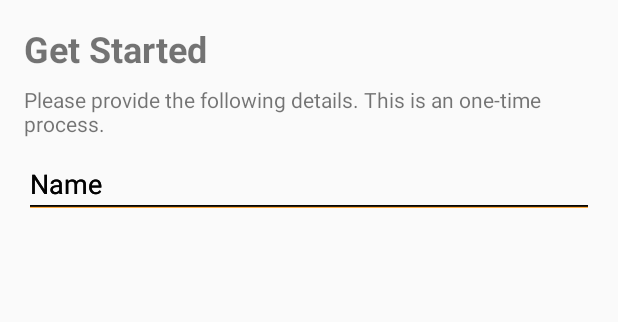
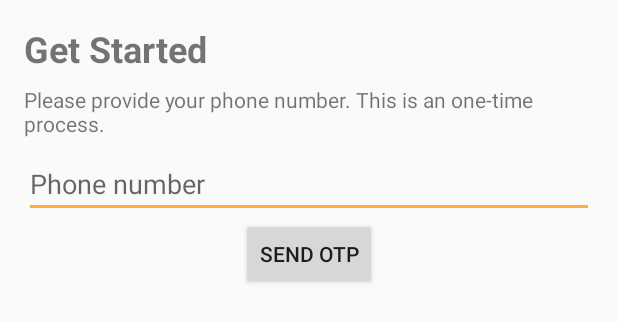
Before and after one commit to roh-7/KJ-Hack-App, an Android app: the layout activity_login.xml on its own in the app's theme, with its tools: preview values and no code run, on a phone screen of 412 x 824 dp. Shown: the top 322 px of the screen. Run offline under Robolectric (Android 15) with nearby library versions, the phone set to English and light mode, and no system bars.

Commit message:
phone auth done

```diff
--- a/app/src/main/java/com/example/voiceofmumbai/utils/Constants.java
+++ b/app/src/main/java/com/example/voiceofmumbai/utils/Constants.java
@@ -3,5 +3,6 @@ package com.example.voiceofmumbai.utils;
 public class Constants
 {
 	public static final String BASE_URL = "https://kjsce-test.herokuapp.com/v1alpha1/graphql";
+	public static final String MAPFIT_API_KEY = "591dccc4e499ca0001a4c6a4173e2eced6004e09b218301fc9f257bc";
 
 }
--- a/app/src/main/res/layout/activity_login.xml
+++ b/app/src/main/res/layout/activity_login.xml
@@ -1,60 +1,46 @@
 <?xml version="1.0" encoding="utf-8"?>
-<android.support.constraint.ConstraintLayout android:layout_width="match_parent"
-	android:layout_height="match_parent"
-	xmlns:app="http://schemas.android.com/apk/res-auto"
-	android:padding="16dp"
-	xmlns:android="http://schemas.android.com/apk/res/android">
+<android.support.constraint.ConstraintLayout
+ xmlns:android = "http://schemas.android.com/apk/res/android"
+ xmlns:app = "http://schemas.android.com/apk/res-auto"
+ android:layout_width = "match_parent"
+ android:layout_height = "match_parent"
+ android:padding = "16dp">
 
 	<TextView
-		android:layout_width="wrap_content"
-		android:layout_height="wrap_content"
-		android:id="@+id/login_title"
-		android:text="Get Started"
-		android:textSize="24sp"
-		android:textStyle="bold"
-		android:paddingBottom="8dp" />
+	 android:id = "@+id/login_title"
+	 android:layout_width = "wrap_content"
+	 android:layout_height = "wrap_content"
+	 android:paddingBottom = "8dp"
+	 android:text = "Get Started"
+	 android:textSize = "24sp"
+	 android:textStyle = "bold" />
 
 	<TextView
-		android:layout_width="wrap_content"
-		android:layout_height="wrap_content"
-		android:text="Please provide the following details. This is an one-time process."
-		android:paddingBottom="8dp"
-		android:id="@+id/login_description"
-		app:layout_constraintTop_toBottomOf="@id/login_title" />
+	 android:id = "@+id/login_description"
+	 android:layout_width = "wrap_content"
+	 android:layout_height = "wrap_content"
+	 android:paddingBottom = "8dp"
+	 android:text = "Please provide your phone number. This is an one-time process."
+	 app:layout_constraintTop_toBottomOf = "@id/login_title" />
 
 	<android.support.design.widget.TextInputEditText
-		android:layout_width="match_parent"
-		android:layout_height="wrap_content"
-		android:id="@+id/login_name_edittext"
-		app:layout_constraintTop_toBottomOf="@id/login_description"
-		android:hint="Name" />
+	 android:id = "@+id/login_number_edittext"
+	 android:layout_width = "match_parent"
+	 android:layout_height = "wrap_content"
+	 android:ems = "10"
+	 android:hint = "Phone number"
+	 android:inputType = "phone"
+	 app:layout_constraintTop_toBottomOf = "@id/login_description" />
 
-	<android.support.design.widget.TextInputEditText
-		android:layout_width="match_parent"
-		android:layout_height="wrap_content"
-		android:id="@+id/login_name_edittext"
-		app:layout_constraintTop_toBottomOf="@id/login_description"
-		android:hint="Name" />
+	<Button
+	 android:layout_width = "wrap_content"
+	 android:layout_height = "wrap_content"
+	 android:text = "Send OTP"
+	 android:id="@+id/send_otp"
+	 app:layout_constraintEnd_toEndOf = "parent"
+	 app:layout_constraintStart_toStartOf = "parent"
+	 app:layout_constraintTop_toBottomOf = "@id/login_number_edittext"
+	 />
 
-	<android.support.design.widget.TextInputEditText
-		android:layout_width="match_parent"
-		android:layout_height="wrap_content"
-		android:id="@+id/login_name_edittext"
-		app:layout_constraintTop_toBottomOf="@id/login_description"
-		android:hint="Name" />
-
-	<android.support.design.widget.TextInputEditText
-		android:layout_width="match_parent"
-		android:layout_height="wrap_content"
-		android:id="@+id/login_name_edittext"
-		app:layout_constraintTop_toBottomOf="@id/login_description"
-		android:hint="Name" />
-
-	<android.support.design.widget.TextInputEditText
-		android:layout_width="match_parent"
-		android:layout_height="wrap_content"
-		android:id="@+id/login_name_edittext"
-		app:layout_constraintTop_toBottomOf="@id/login_description"
-		android:hint="Name" />
 
 </android.support.constraint.ConstraintLayout>
```
Also changed, not shown: app/src/main/AndroidManifest.xml (+18 -17 lines), app/src/main/java/com/example/voiceofmumbai/VoMApplication.java (added, +17 -0 lines), app/src/main/java/com/example/voiceofmumbai/activities/FeedActivity.java (+6 -9 lines), app/src/main/java/com/example/voiceofmumbai/activities/LoginActivity.java (+75 -16 lines).
